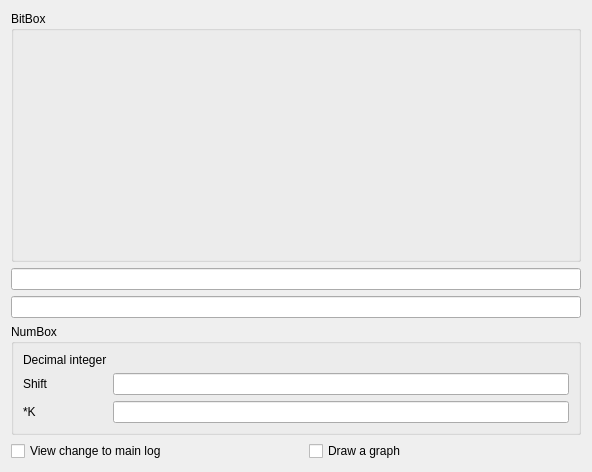
Above: masksettingsdialog.ui from nghtsnw/etrodiag before the change. Below: the same form after it.
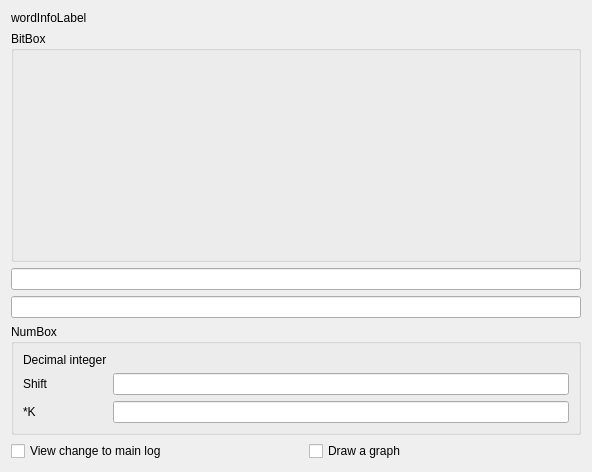
That is the form after the change.

What changed in the file:
```diff
--- a/masksettingsdialog.ui
+++ b/masksettingsdialog.ui
@@ -20,6 +20,19 @@
    <string>Dialog</string>
   </property>
   <layout class="QVBoxLayout" name="verticalLayout">
+   <item>
+    <widget class="QLabel" name="wordInfo">
+     <property name="sizePolicy">
+      <sizepolicy hsizetype="Preferred" vsizetype="Fixed">
+       <horstretch>0</horstretch>
+       <verstretch>0</verstretch>
+      </sizepolicy>
+     </property>
+     <property name="text">
+      <string>wordInfoLabel</string>
+     </property>
+    </widget>
+   </item>
    <item>
     <widget class="QGroupBox" name="dynamicMaskForm">
      <property name="sizePolicy">
```
